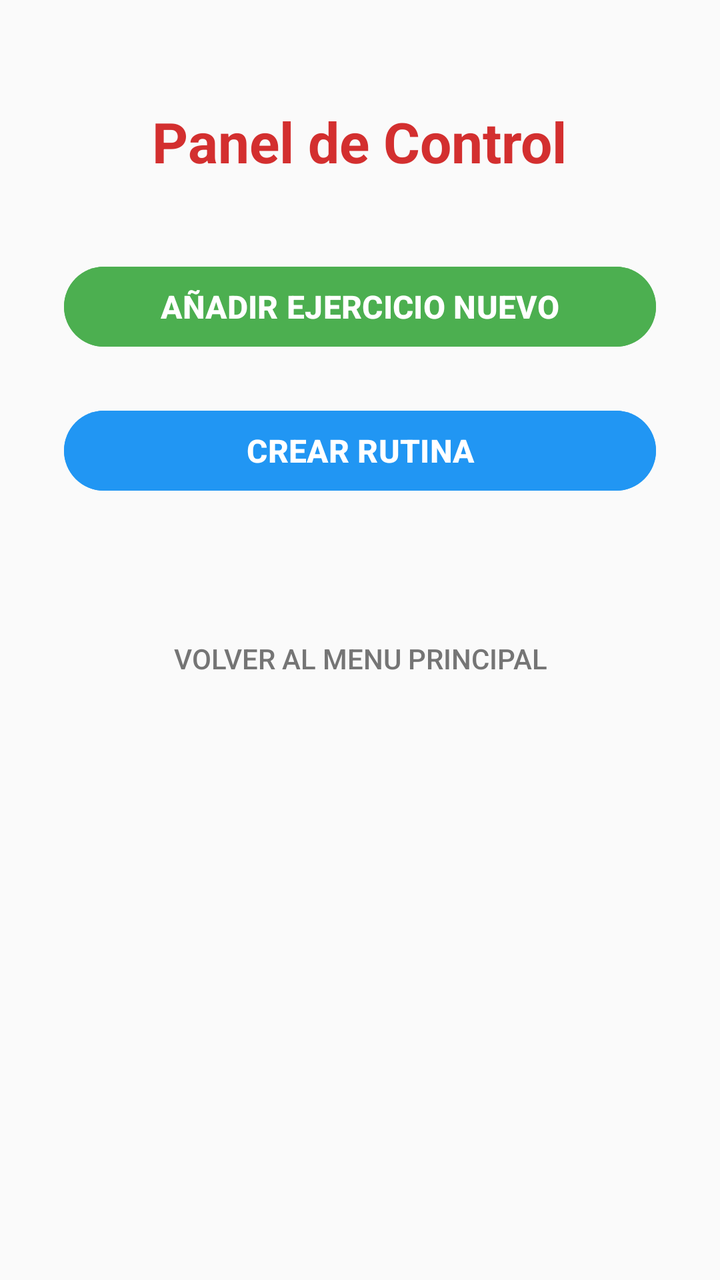
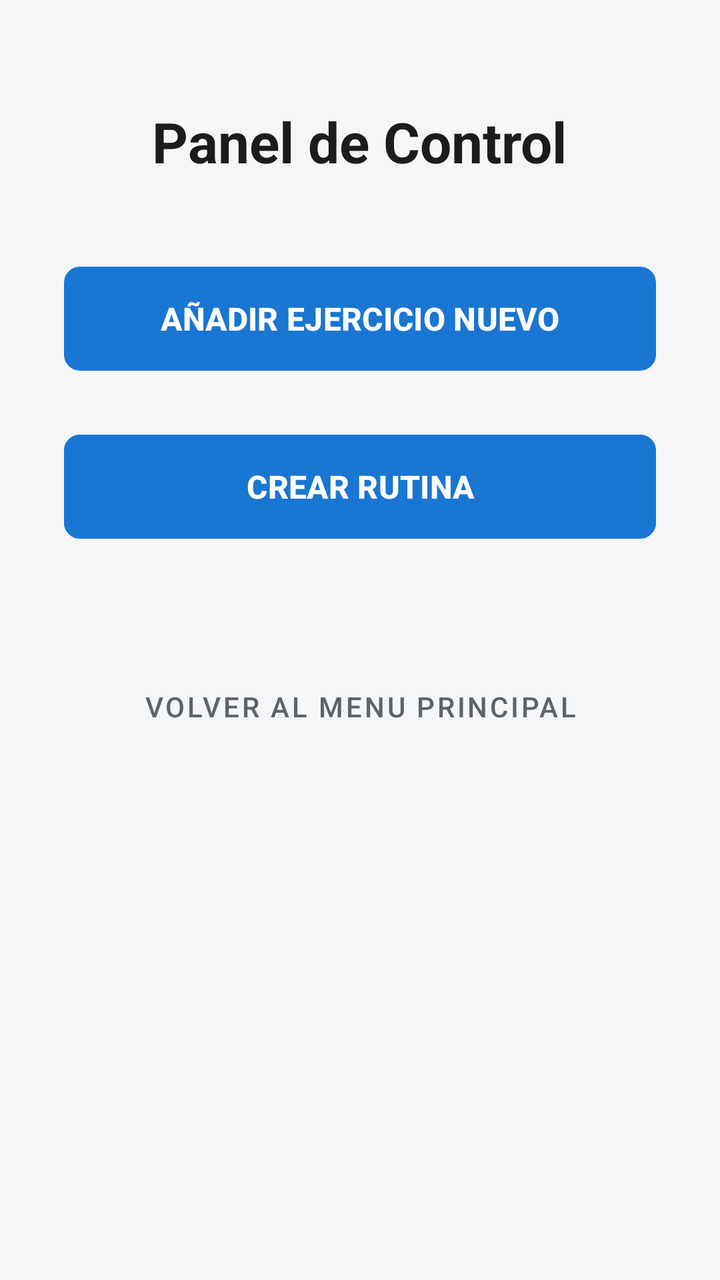

Before-and-after screenshots of an Android layout around one commit, followed by the original layout XML and the change that was made.
<!-- AndroidManifest.xml: application theme Theme.Aplicacion -->
<!-- res/layout/activity_admin.xml -->
<?xml version="1.0" encoding="utf-8"?>
<LinearLayout xmlns:android="http://schemas.android.com/apk/res/android"
    xmlns:app="http://schemas.android.com/apk/res-auto"
    xmlns:tools="http://schemas.android.com/tools"
    android:orientation="vertical"
    android:gravity="center_horizontal"
    android:layout_width="match_parent"
    android:layout_height="match_parent"
    android:padding="32dp"
    android:background="#FAFAFA">

    <TextView
        android:layout_width="wrap_content"
        android:layout_height="wrap_content"
        android:text="Panel de Control"
        android:textSize="28sp"
        android:textStyle="bold"
        android:textColor="#D32F2F"
        android:layout_marginTop="20dp"
        android:layout_marginBottom="40dp"/>

    <Button
        android:layout_width="match_parent"
        android:layout_height="wrap_content"
        android:id="@+id/btnAdminEjercicios"
        android:text="AÑADIR EJERCICIO NUEVO"
        android:textSize="16sp"
        android:textStyle="bold"
        android:backgroundTint="#4CAF50"
        android:layout_marginBottom="24dp"/>


    <Button
        android:layout_width="match_parent"
        android:layout_height="wrap_content"
        android:id="@+id/btnAdminRutinas"
        android:text="CREAR RUTINA"
        android:textSize="16sp"
        android:textStyle="bold"
        android:backgroundTint="#2196F3"
        android:layout_marginBottom="24dp"/>

    <Button
        android:layout_width="match_parent"
        android:layout_height="wrap_content"
        android:id="@+id/btnVolverHome"
        android:text="Volver al Menu Principal"
        android:textColor="#757575"
        style="?android:attr/borderlessButtonStyle"
        android:layout_marginTop="32dp"/>



</LinearLayout>
<!-- resources referenced by this layout -->
<resources>
  <style name="Theme.Aplicacion" parent="Base.Theme.Aplicacion" />
  <style name="Base.Theme.Aplicacion" parent="Theme.Material3.DayNight.NoActionBar">
          
          
      </style>
</resources>

<!-- the commit's change to res/layout/activity_admin.xml (unified diff, before → after) -->
@@ -7,46 +7,53 @@
     android:layout_width="match_parent"
     android:layout_height="match_parent"
     android:padding="32dp"
-    android:background="#FAFAFA">
+    android:background="@color/backgroundColor">
 
+    
     <TextView
         android:layout_width="wrap_content"
         android:layout_height="wrap_content"
         android:text="Panel de Control"
         android:textSize="28sp"
         android:textStyle="bold"
-        android:textColor="#D32F2F"
+        android:textColor="@color/textColorPrimary"
         android:layout_marginTop="20dp"
         android:layout_marginBottom="40dp"/>
 
-    <Button
+    
+    <com.google.android.material.button.MaterialButton
         android:layout_width="match_parent"
-        android:layout_height="wrap_content"
+        android:layout_height="60dp"
         android:id="@+id/btnAdminEjercicios"
         android:text="AÑADIR EJERCICIO NUEVO"
         android:textSize="16sp"
         android:textStyle="bold"
-        android:backgroundTint="#4CAF50"
+        android:textColor="#FFFFFF"
+        app:backgroundTint="@color/primaryColor"
+        app:cornerRadius="8dp"
         android:layout_marginBottom="24dp"/>
 
 
-    <Button
+    
+    <com.google.android.material.button.MaterialButton
         android:layout_width="match_parent"
-        android:layout_height="wrap_content"
+        android:layout_height="60dp"
         android:id="@+id/btnAdminRutinas"
         android:text="CREAR RUTINA"
         android:textSize="16sp"
         android:textStyle="bold"
-        android:backgroundTint="#2196F3"
+        android:textColor="#FFFFFF"
+        android:backgroundTint="@color/primaryColor"
+        app:cornerRadius="8dp"
         android:layout_marginBottom="24dp"/>
 
-    <Button
+    <com.google.android.material.button.MaterialButton
         android:layout_width="match_parent"
         android:layout_height="wrap_content"
         android:id="@+id/btnVolverHome"
         android:text="Volver al Menu Principal"
-        android:textColor="#757575"
-        style="?android:attr/borderlessButtonStyle"
+        android:textColor="@color/textColorSecondary"
+        style="@style/Widget.MaterialComponents.Button.TextButton"
         android:layout_marginTop="32dp"/>
 
 
<!-- resource entries referenced after the edit -->
@@ -1,5 +1,9 @@
 <!-- resources referenced by this layout -->
 <resources>
+  <color name="backgroundColor">#F4F6F8</color>
+  <color name="primaryColor">#1976D2</color>
+  <color name="textColorPrimary">#1A1C1E</color>
+  <color name="textColorSecondary">#5F6368</color>
   <style name="Theme.Aplicacion" parent="Base.Theme.Aplicacion" />
   <style name="Base.Theme.Aplicacion" parent="Theme.Material3.DayNight.NoActionBar">
           
